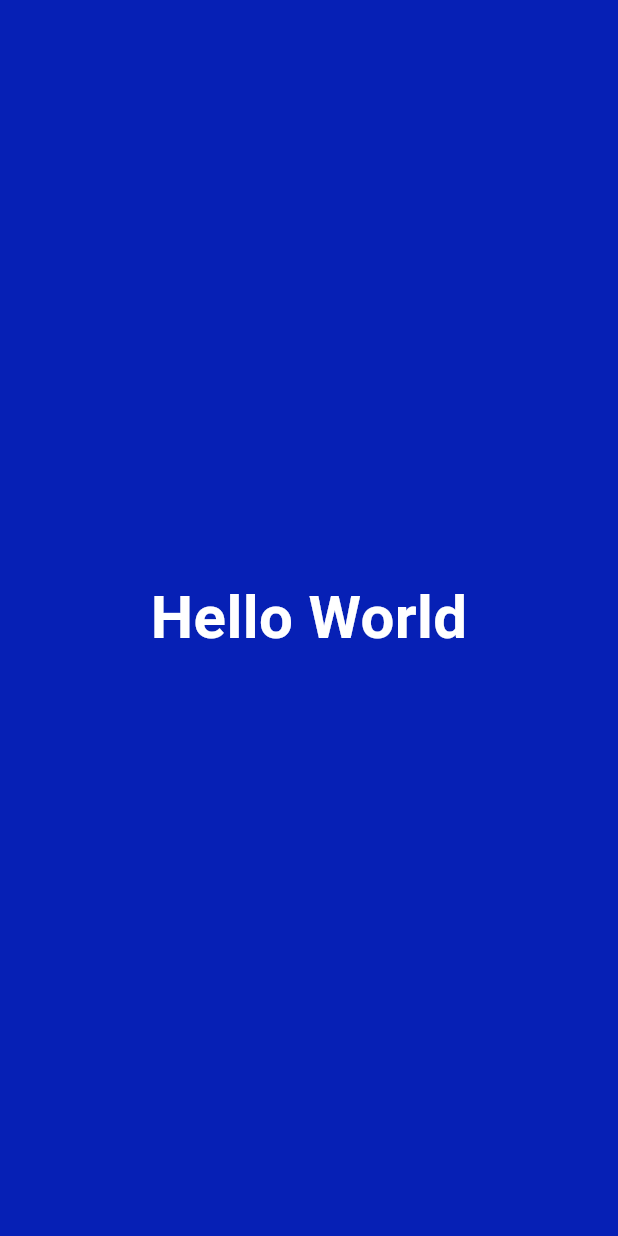
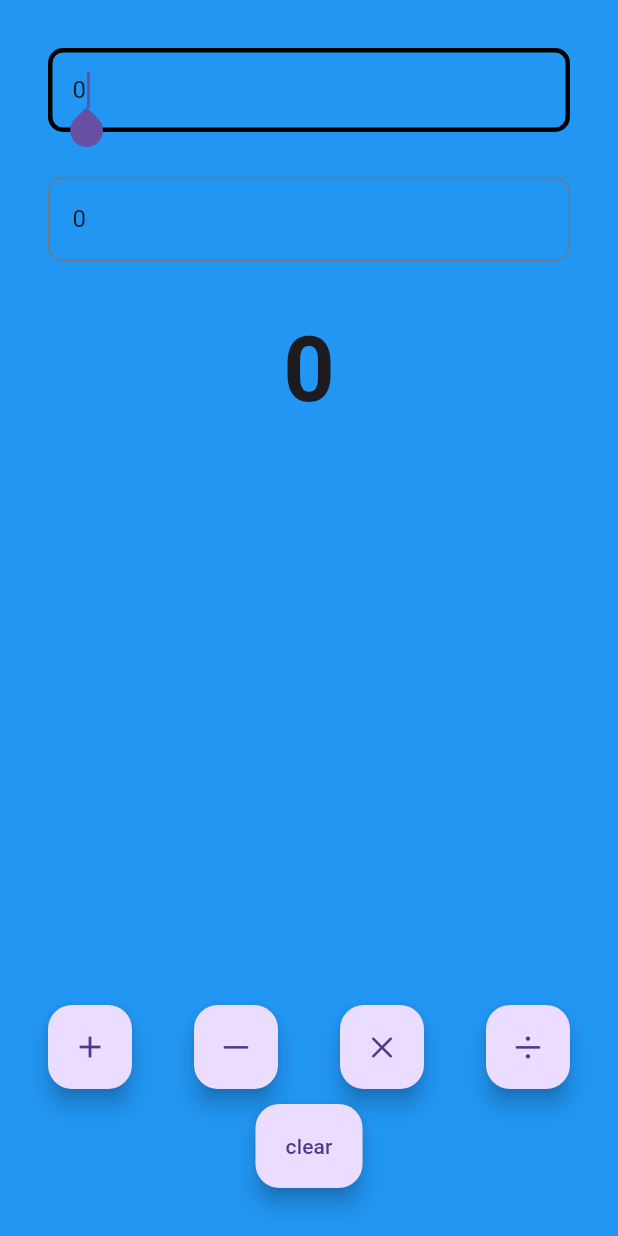
Before and after one commit to Adamya-Gupta/Flutter_PJ, a Flutter app: the screen it shows after launch, on a phone screen of 412 x 824 dp. Run offline on Flutter 3.47's test engine with Material 3 defaults, Android fonts, the phone set to English and light mode, and no system bars.

Commit message:
calculator app

```diff
--- a/lib/app/app.dart
+++ b/lib/app/app.dart
@@ -8,9 +8,12 @@ class MyApp extends StatelessWidget {
 
   @override
   Widget build(BuildContext context) {
-    return const MaterialApp(
+    return MaterialApp(
       title: "Flutter Learn",
-      home: HomeView(),
+      theme: ThemeData(
+        primarySwatch: Colors.deepOrange,
+      ),
+      home: const HomeView(),
     );
   }
 }
--- /dev/null
+++ b/lib/views/calculator_view.dart
@@ -0,0 +1,148 @@
+import 'package:flutter/cupertino.dart';
+import 'package:flutter/material.dart';
+
+class CalculatorView extends StatefulWidget {
+  const CalculatorView({super.key});
+
+  @override
+  State<CalculatorView> createState() => _CalculatorViewState();
+}
+
+class _CalculatorViewState extends State<CalculatorView> {
+  int x = 0;
+  int y = 0;
+  num z = 0;
+
+  final displayOneController = TextEditingController();
+  final displayTwoController = TextEditingController();
+
+  @override
+  void initState() {
+    super.initState();
+    displayOneController.text = x.toString();
+    displayTwoController.text = y.toString();
+  }
+
+  @override
+  Widget build(BuildContext context) {
+    return Padding(
+      padding: const EdgeInsets.all(32.0),
+      child: Column(
+        children: [
+          //Calculator Display
+          CalculatorDisplay(
+              hint: "Enter number 1", controller: displayOneController),
+          const SizedBox(
+            height: 30,
+          ),
+          CalculatorDisplay(
+              hint: "Enter number 2", controller: displayTwoController),
+          const SizedBox(
+            height: 30,
+          ),
+          Text(
+            key: Key("Result"),
+            z.toString(),
+            style: TextStyle(fontSize: 60, fontWeight: FontWeight.bold),
+          ),
+          const Spacer(),
+          Row(
+            mainAxisAlignment: MainAxisAlignment.spaceBetween,
+            children: [
+              FloatingActionButton(
+                onPressed: () {
+                  setState(() {
+                    z = num.tryParse(displayOneController.text)! +
+                        num.tryParse(displayTwoController.text)!;
+                  });
+                  ;
+                },
+                child: const Icon(Icons.add),
+              ),
+              FloatingActionButton(
+                onPressed: () {
+                  setState(() {
+                    z = num.tryParse(displayOneController.text)! -
+                        num.tryParse(displayTwoController.text)!;
+                  });
+                },
+                child: const Icon(CupertinoIcons.minus),
+              ),
+              FloatingActionButton(
+                onPressed: () {
+                  setState(() {
+                    z = num.tryParse(displayOneController.text)! *
+                        num.tryParse(displayTwoController.text)!;
+                  });
+                },
+                child: const Icon(CupertinoIcons.multiply),
+              ),
+              FloatingActionButton(
+                onPressed: () {
+                  setState(() {
+                    z = num.tryParse(displayOneController.text)! /
+                        num.tryParse(displayTwoController.text)!;
+                  });
+                },
+                child: const Icon(CupertinoIcons.divide),
+              ),
+            ],
+          ),
+          const SizedBox(
+            height: 10,
+          ),
+          FloatingActionButton.extended(
+            onPressed: () {
+              setState(() {
+                x = 0;
+                y = 0;
+                z = 0;
+                displayOneController.clear();
+                displayTwoController.clear();
+              });
+            },
+            label: Text("clear"),
+          ),
+          //Expand
+          //Calculator Buttons
+        ],
+      ),
+    );
+  }
+}
+
+class CalculatorDisplay extends StatelessWidget {
+  const CalculatorDisplay(
+      {super.key, this.hint = "Enter a number", required this.controller});
+
+  final String? hint;
+  final TextEditingController controller;
+
+  @override
+  Widget build(BuildContext context) {
+    return TextField(
+      controller: controller,
+      keyboardType: TextInputType.number,
+      autofocus: true,
+      decoration: InputDecoration(
+          focusedBorder: OutlineInputBorder(
+            borderSide: const BorderSide(
+              color: Colors.black,
+              width: 3.0,
+            ),
+            borderRadius: BorderRadius.circular(10),
+          ),
+          border: OutlineInputBorder(
+            borderSide: const BorderSide(
+              color: Colors.black,
+              width: 3.0,
+            ),
+            borderRadius: BorderRadius.circular(10),
+          ),
+          hintText: hint,
+          hintStyle: const TextStyle(
+            color: Colors.black,
+          )),
+    );
+  }
+}
--- a/lib/views/home_view.dart
+++ b/lib/views/home_view.dart
@@ -1,4 +1,5 @@
 import 'package:flutter/material.dart';
+import 'package:testapp/views/calculator_view.dart';
 
 class HomeView extends StatelessWidget {
   const HomeView({
@@ -7,17 +8,11 @@ class HomeView extends StatelessWidget {
 
   @override
   Widget build(BuildContext context) {
-    return Material(
-      child: Container(
-          color: const Color.fromARGB(255, 6, 32, 181),
-          child: const Center(
-            child: Text("Hello World",
-                style: TextStyle(
-                  fontSize: 40,
-                  color: Colors.white,
-                  fontWeight: FontWeight.bold,
-                )),
-          )),
-    );
+    return const Scaffold(
+        backgroundColor: Colors.blue,
+        // appBar: AppBar(),
+        body: SafeArea(
+          child: CalculatorView(),
+        ));
   }
 }
```
Also changed, not shown: 1 other file.
